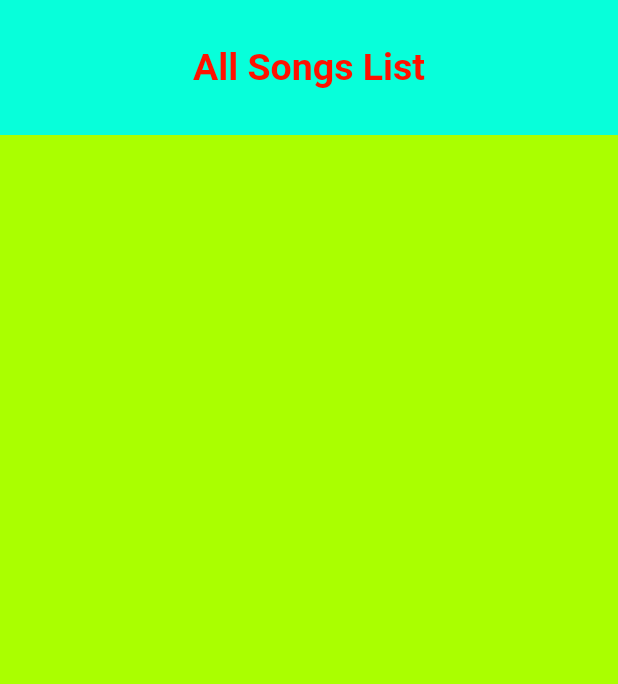
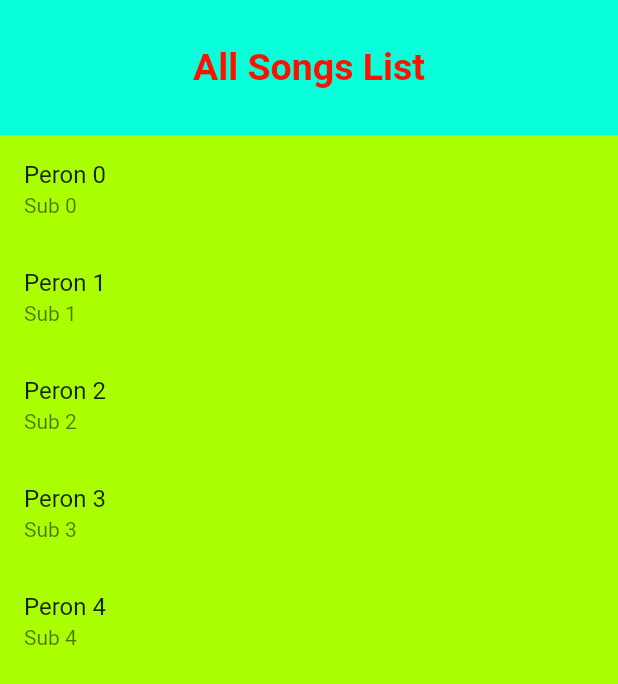
Before and after one commit to Harikrishnan-cr/fetch_music, a Flutter app: the screen it shows after launch, on a phone screen of 412 x 824 dp. Shown: the top 684 px of the screen. Run offline on Flutter 3.47's test engine with Material 2 defaults, Android fonts, the light colour scheme and no system bars.

Commit message:
list created

```diff
--- a/lib/main.dart
+++ b/lib/main.dart
@@ -15,7 +15,7 @@ class MyApp extends StatelessWidget {
       debugShowCheckedModeBanner: false,
       title: 'Flutter Demo',
       theme: ThemeData(
-        canvasColor: Color.fromARGB(255, 170, 255, 0)
+        canvasColor: const Color.fromARGB(255, 170, 255, 0)
       ),
       home: MymusicList()
     );
--- /dev/null
+++ b/lib/model/music_model.dart
@@ -0,0 +1,9 @@
+
+
+class musicModel {
+String mtittle;
+String martist;
+
+musicModel({required this.mtittle,required this.martist});
+
+}
--- a/lib/music_list/music_list.dart
+++ b/lib/music_list/music_list.dart
@@ -2,6 +2,7 @@
 
 
 import 'package:flutter/material.dart';
+import 'package:flutter/services.dart';
 import 'package:flutter/src/foundation/key.dart';
 import 'package:flutter/src/widgets/framework.dart';
 
@@ -13,7 +14,18 @@ class MymusicList extends StatefulWidget {
 }
 
 class _MymusicListState extends State<MymusicList> {
+static  const musicChannel = MethodChannel('getmymusiccname');
+@override
+  void initState() {
+    // TODO: implement initState
+    super.initState();
+    getTheMusic();
+  }
 
+   Future getTheMusic()async {
+
+
+   }
 
   @override
   Widget build(BuildContext context) {
@@ -21,11 +33,39 @@ class _MymusicListState extends State<MymusicList> {
       appBar: AppBar(
         toolbarHeight: 90,
         elevation: 0.0,
-        backgroundColor: Color.fromARGB(255, 7, 255, 218),
+        backgroundColor: const Color.fromARGB(255, 7, 255, 218),
 centerTitle: true,
         title: const Text('All Songs List',style: TextStyle(fontWeight: FontWeight.bold,fontSize: 25,color: Color.fromARGB(255, 255, 17, 0)),),
 
+
       ),
+      body: SafeArea(child: Column(
+        children: const [
+          Expanded(child: ListMusic())
+        ],
+      ))
     );
+
+  }
+
+
+
+}
+
+
+
+class ListMusic extends StatelessWidget {
+  const ListMusic({Key? key}) : super(key: key);
+
+  @override
+  Widget build(BuildContext context) {
+    return ListView.builder(
+      itemCount: 5,
+      itemBuilder: (context, index) {
+return ListTile(
+  title: Text('Peron $index'),
+  subtitle: Text('Sub $index'),
+);
+    },);
   }
 }
```
